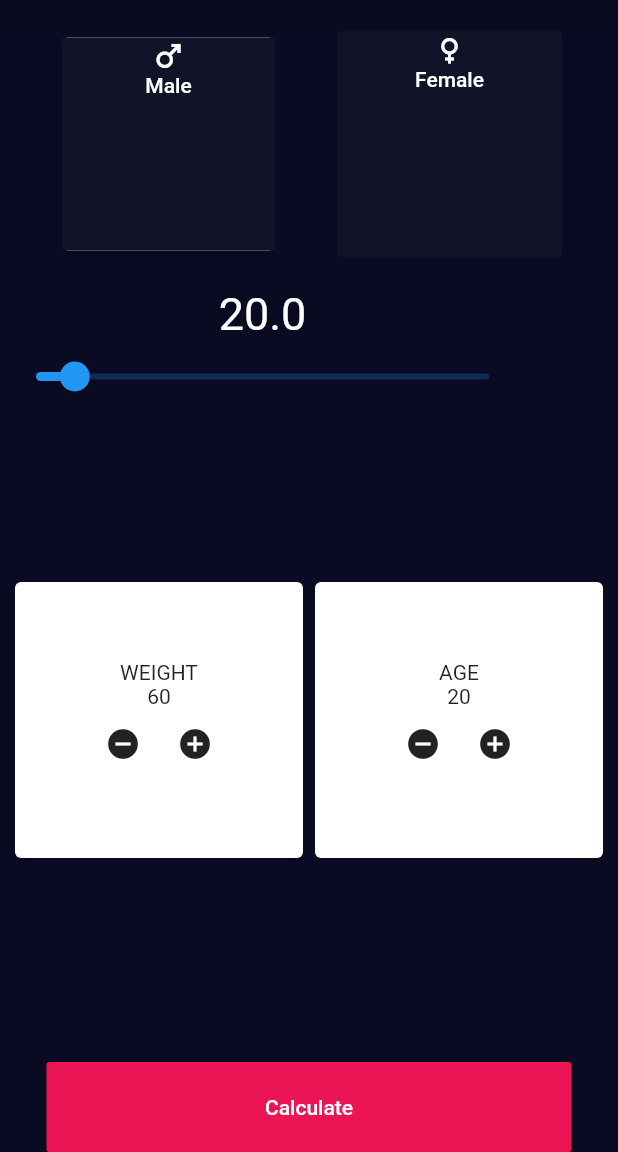
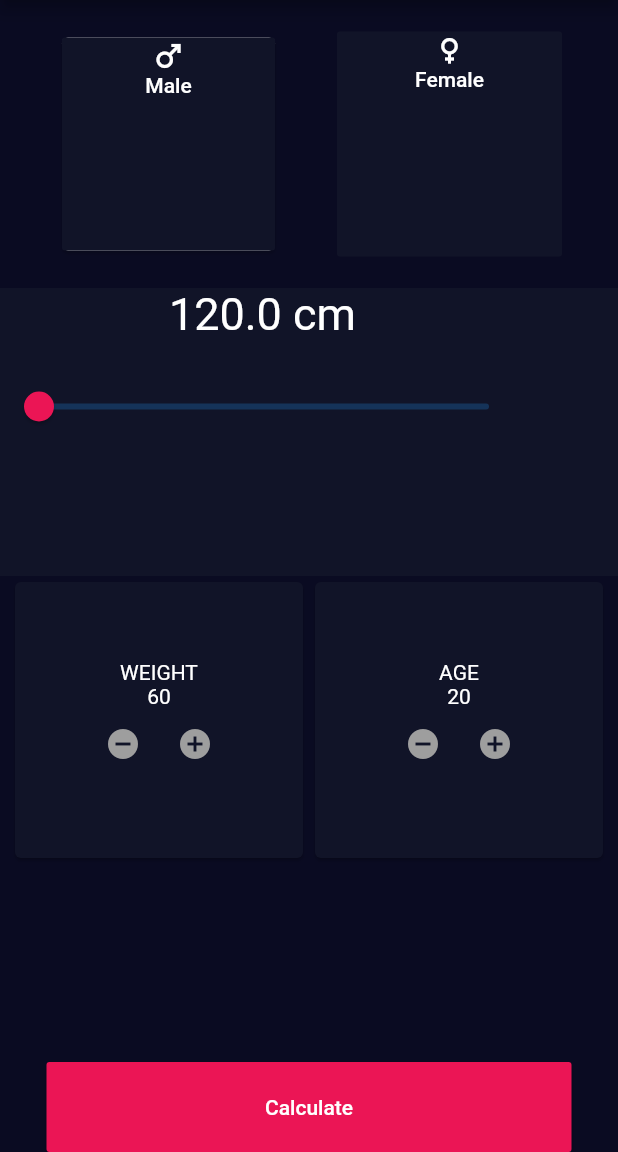
Before and after one commit to DrinKrasniqiNovus/flutter-assignments, a Flutter app: the screen it shows after launch, on a phone screen of 412 x 824 dp, the part 84-1236 px from its top. Run offline on Flutter 3.47's test engine with Material 2 defaults, Android fonts, the phone set to English and light mode, and no system bars; our stand-ins replace google_fonts.

Commit message:
passing data + finished the design on calculator screen

```diff
--- a/bmi_calculator/lib/main.dart
+++ b/bmi_calculator/lib/main.dart
@@ -17,9 +17,6 @@ class MyApp extends StatelessWidget {
         backgroundColor: const Color.fromRGBO(10, 11, 34, 1.0),
       ),
       home: MyHomePage(title: 'Flutter Demo Home Page'),
-      routes: {
-        'route': (ctx) => ResultScreen(),
-      },
     );
   }
 }
--- a/bmi_calculator/lib/screens/calculator_screen.dart
+++ b/bmi_calculator/lib/screens/calculator_screen.dart
@@ -16,7 +16,7 @@ class CalculatorScreen extends StatefulWidget {
 class _CalculatorScreenState extends State<CalculatorScreen> {
   int weight = 60;
   int age = 20;
-  double _currentSliderValue = 20;
+  double _currentSliderValue = 120;
   @override
   Widget build(BuildContext context) {
     return Scaffold(
@@ -80,21 +80,27 @@ class _CalculatorScreenState extends State<CalculatorScreen> {
             ),
           ),
           Expanded(
+            child: Container(
+              decoration: BoxDecoration(color: Theme.of(context).primaryColor),
               child: Row(
                 children: [
                   SizedBox(
                     width: 350,
                     child: Column(
                       children: [
-                      Text(
-                        '$_currentSliderValue',
+                        Container(
+                          margin: EdgeInsets.only(bottom: 20),
+                          child: Text(
+                            '$_currentSliderValue cm',
                             style: TextStyle(color: Colors.white, fontSize: 30),
                           ),
+                        ),
                         Slider(
+                          activeColor: Theme.of(context).accentColor,
                           value: _currentSliderValue,
-                        min: 0,
+                          min: 120,
                           max: 250,
-                        divisions: 250,
+                          divisions: 130,
                           label: _currentSliderValue.round().toString(),
                           onChanged: (double value) {
                             setState(() {
@@ -108,6 +114,7 @@ class _CalculatorScreenState extends State<CalculatorScreen> {
                 ],
               ),
             ),
+          ),
           Expanded(
               child: Container(
             width: 400,
@@ -115,11 +122,18 @@ class _CalculatorScreenState extends State<CalculatorScreen> {
               children: [
                 Expanded(
                   child: Card(
+                    color: Theme.of(context).primaryColor,
                     child: Column(
                       mainAxisAlignment: MainAxisAlignment.center,
                       children: [
-                        Text('WEIGHT'),
-                        Text(weight.toString()),
+                        Text(
+                          'WEIGHT',
+                          style: TextStyle(color: Colors.white),
+                        ),
+                        Text(
+                          weight.toString(),
+                          style: TextStyle(color: Colors.white),
+                        ),
                         Row(
                           mainAxisAlignment: MainAxisAlignment.center,
                           children: [
@@ -129,7 +143,10 @@ class _CalculatorScreenState extends State<CalculatorScreen> {
                                   weight--;
                                 });
                               },
-                              icon: Icon(Icons.remove_circle),
+                              icon: Icon(
+                                Icons.remove_circle,
+                                color: Colors.grey,
+                              ),
                             ),
                             IconButton(
                               onPressed: () {
@@ -137,7 +154,10 @@ class _CalculatorScreenState extends State<CalculatorScreen> {
                                   weight++;
                                 });
                               },
-                              icon: Icon(Icons.add_circle),
+                              icon: Icon(
+                                Icons.add_circle,
+                                color: Colors.grey,
+                              ),
                             ),
                           ],
                         )
@@ -147,14 +167,21 @@ class _CalculatorScreenState extends State<CalculatorScreen> {
                 ),
                 Expanded(
                   child: Card(
+                    color: Theme.of(context).primaryColor,
                     child: Row(
                       children: [
                         Expanded(
                           child: Column(
                             mainAxisAlignment: MainAxisAlignment.center,
                             children: [
-                              Text('AGE'),
-                              Text(age.toString()),
+                              Text(
+                                'AGE',
+                                style: TextStyle(color: Colors.white),
+                              ),
+                              Text(
+                                age.toString(),
+                                style: TextStyle(color: Colors.white),
+                              ),
                               Row(
                                 mainAxisAlignment: MainAxisAlignment.center,
                                 children: [
@@ -165,6 +192,7 @@ class _CalculatorScreenState extends State<CalculatorScreen> {
                                       });
                                     },
                                     icon: Icon(Icons.remove_circle),
+                                    color: Colors.grey,
                                   ),
                                   IconButton(
                                     onPressed: () {
@@ -172,7 +200,10 @@ class _CalculatorScreenState extends State<CalculatorScreen> {
                                         age++;
                                       });
                                     },
-                                    icon: Icon(Icons.add_circle),
+                                    icon: Icon(
+                                      Icons.add_circle,
+                                      color: Colors.grey,
+                                    ),
                                   ),
                                 ],
                               )
@@ -193,7 +224,18 @@ class _CalculatorScreenState extends State<CalculatorScreen> {
                 height: 60,
                 minWidth: 350,
                 color: Theme.of(context).accentColor,
-                onPressed: () => {Navigator.of(context).pushNamed('route')},
+                onPressed: () {
+                  Navigator.push(
+                    context,
+                    MaterialPageRoute(
+                      builder: (context) => ResultScreen(
+                        _currentSliderValue,
+                        weight,
+                        age,
+                      ),
+                    ),
+                  );
+                },
                 child: Text(
                   'Calculate',
                   style: TextStyle(color: Colors.white),
--- a/bmi_calculator/lib/screens/result_screen.dart
+++ b/bmi_calculator/lib/screens/result_screen.dart
@@ -1,6 +1,16 @@
 import 'package:flutter/material.dart';
+import './calculator_screen.dart';
 
 class ResultScreen extends StatelessWidget {
+  double height;
+  int weight;
+  int age;
+  double result;
+  void calculation() {
+    result = height / weight / age;
+  }
+
+  ResultScreen(this.height, this.weight, this.age, this.result);
   static const routeName = 'route';
   @override
   Widget build(BuildContext context) {
@@ -41,7 +51,7 @@ class ResultScreen extends StatelessWidget {
                 mainAxisAlignment: MainAxisAlignment.center,
                 children: [
                   Text(
-                    '180',
+                    '',
                     style: TextStyle(
                         color: Colors.white,
                         fontSize: 50,
```
Lines whose indentation alone changed are shown as unchanged.
